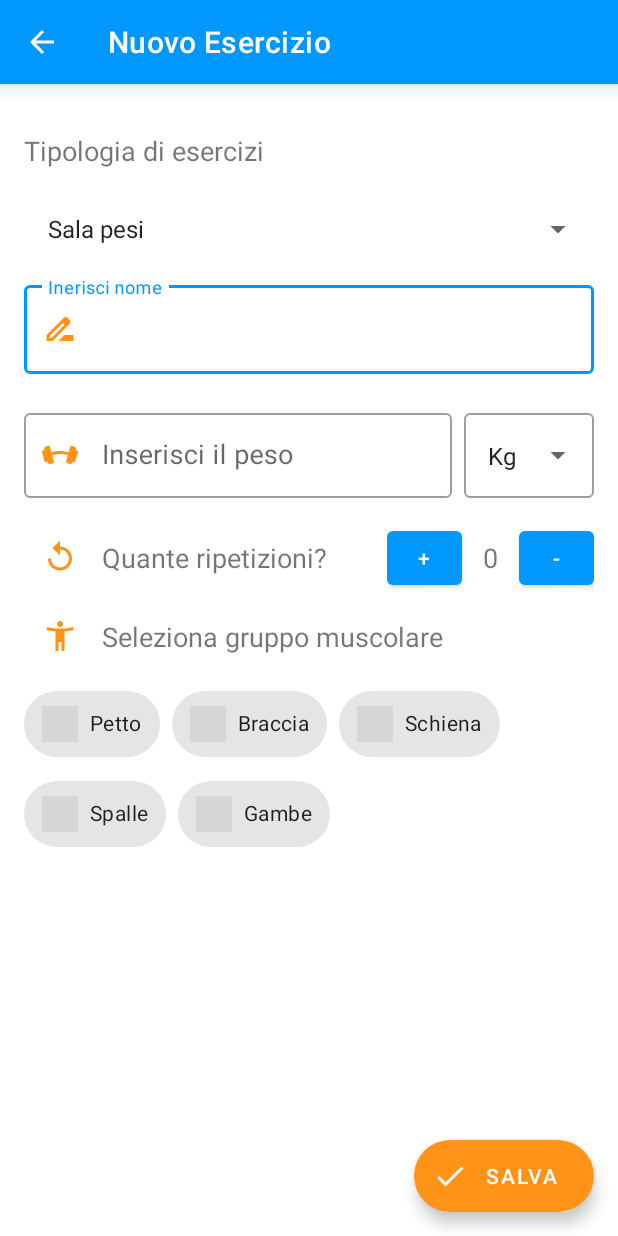
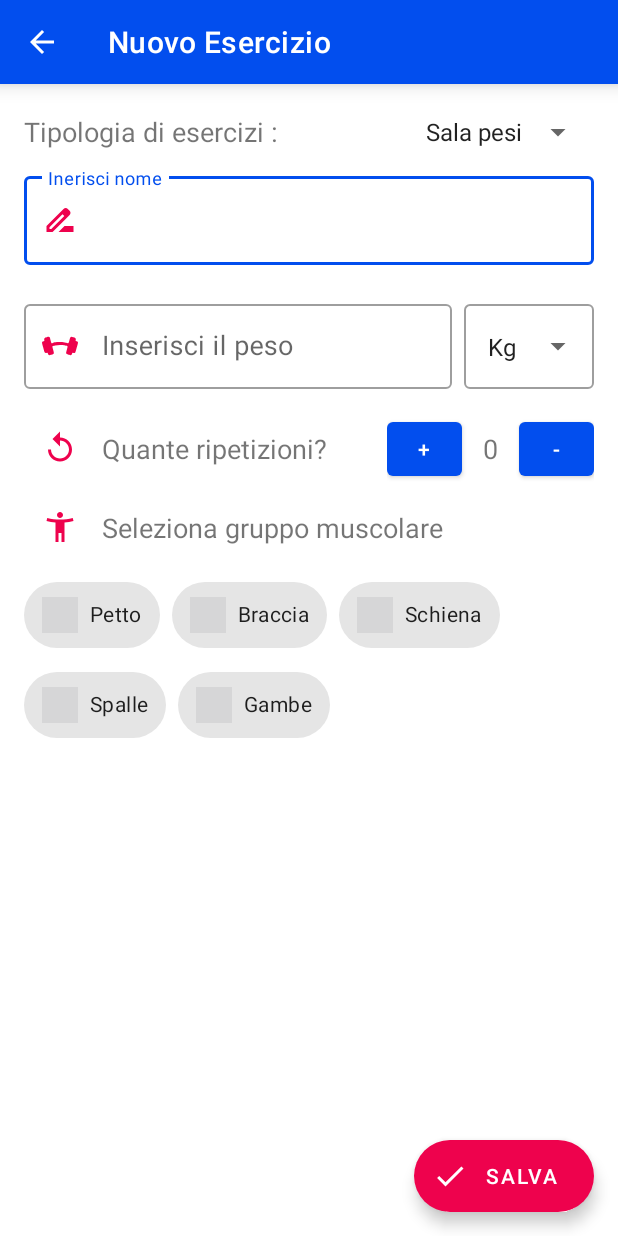
Before and after one commit to rberto4/fitnessapp_ingsw, an Android app: the screen it shows after launch (NuovoEsercizioActivity), after a tap on "AGGIUNGI", on a phone screen of 412 x 824 dp. Run offline under Robolectric (Android 15) with nearby library versions, the phone set to English and light mode, and no system bars.

Commit message:
Cambiamenti minori

```diff
--- a/app/src/main/java/com/ingsw/fitnessapp/activities/MainActivity.java
+++ b/app/src/main/java/com/ingsw/fitnessapp/activities/MainActivity.java
@@ -1,17 +1,27 @@
 package com.ingsw.fitnessapp.activities;
 
+import androidx.annotation.NonNull;
 import androidx.appcompat.app.AppCompatActivity;
 
 import android.content.Intent;
 import android.os.Bundle;
+import android.view.MenuItem;
 import android.view.View;
+import android.widget.FrameLayout;
 
+import com.google.android.material.bottomnavigation.BottomNavigationView;
 import com.google.android.material.floatingactionbutton.ExtendedFloatingActionButton;
+import com.google.android.material.navigation.NavigationBarView;
 import com.ingsw.fitnessapp.R;
+import com.ingsw.fitnessapp.fragments.FragmentEsercizi;
 
 public class MainActivity extends AppCompatActivity {
 
     ExtendedFloatingActionButton fab ;
+    FrameLayout frameLayout;
+    BottomNavigationView bottomNavigationView;
+    FragmentEsercizi fragmentEsercizi;
+
 
     @Override
     protected void onCreate(Bundle savedInstanceState) {
@@ -19,6 +29,12 @@ public class MainActivity extends AppCompatActivity {
         setContentView(R.layout.activity_main);
 
         fab = findViewById(R.id.id_mainactivity_fab);
+        frameLayout = findViewById(R.id.id_main_framelayout);
+        bottomNavigationView = findViewById(R.id.id_main_bottomnavigation);
+
+        fragmentEsercizi = new FragmentEsercizi();
+        getSupportFragmentManager().beginTransaction().replace(R.id.id_main_framelayout, fragmentEsercizi).commit();
+
 
         fab.setOnClickListener(new View.OnClickListener() {
             @Override
@@ -26,5 +42,20 @@ public class MainActivity extends AppCompatActivity {
                 startActivity(new Intent(MainActivity.this, NuovoEsercizioActivity.class));
             }
         });
+
+        bottomNavigationView.setOnItemSelectedListener(new NavigationBarView.OnItemSelectedListener() {
+            @Override
+            public boolean onNavigationItemSelected(@NonNull MenuItem item) { // metodo per risposta al tocco del bottom navigation view, il frame layout viene caricato con il fragment in base all'id
+
+                switch (item.getItemId()){
+                    case R.id.id_menu_bottomnavigationview_esercizi: {
+                        getSupportFragmentManager().beginTransaction().replace(R.id.id_main_framelayout,fragmentEsercizi).commit();
+
+                    }break;
+                }
+
+                return false;
+            }
+        });
     }
 }
--- a/app/src/main/java/com/ingsw/fitnessapp/activities/NuovoEsercizioActivity.java
+++ b/app/src/main/java/com/ingsw/fitnessapp/activities/NuovoEsercizioActivity.java
@@ -124,7 +124,6 @@ public class NuovoEsercizioActivity extends AppCompatActivity {
         gruppo_chips.setOnCheckedStateChangeListener(new ChipGroup.OnCheckedStateChangeListener() {
             @Override
             public void onCheckedChanged(@NonNull ChipGroup group, @NonNull List<Integer> checkedIds) {
-                chipId = checkedIds.get(0);
             }
         });
 
--- a/app/src/main/java/com/ingsw/fitnessapp/fragments/FragmentEsercizi.java
+++ b/app/src/main/java/com/ingsw/fitnessapp/fragments/FragmentEsercizi.java
@@ -3,6 +3,7 @@ package com.ingsw.fitnessapp.fragments;
 import android.os.Bundle;
 
 import androidx.fragment.app.Fragment;
+import androidx.recyclerview.widget.RecyclerView;
 
 import android.view.LayoutInflater;
 import android.view.View;
@@ -13,11 +14,18 @@ import com.ingsw.fitnessapp.R;
 
 public class FragmentEsercizi extends Fragment {
 
+
+    RecyclerView recyclerView;
+
     @Override
     public View onCreateView(LayoutInflater inflater, ViewGroup container,
                              Bundle savedInstanceState) {
         View v = inflater.inflate(R.layout.fragment_esercizi, container, false);
 
+        recyclerView = v.findViewById(R.id.id_rv_esercizi);
+
+
+
         return v;
     }
 }
--- a/app/src/main/res/layout/activity_nuovo_eseicizio.xml
+++ b/app/src/main/res/layout/activity_nuovo_eseicizio.xml
@@ -22,29 +22,35 @@
         app:titleTextColor="@android:color/white" />
 
 
-    <TextView
-        android:id="@+id/id_nuovoesercizio_spinner_tittle"
+    <RelativeLayout
+        android:id="@+id/id_nuovoesercizio_layoutspinner"
         android:layout_width="match_parent"
         android:layout_height="wrap_content"
-        android:text="Tipologia di esercizi"
-        android:layout_marginLeft="16dp"
-        android:layout_marginTop="32dp"
-        android:paddingBottom="16dp"
-        android:textSize="18sp"
-        app:layout_constraintTop_toBottomOf="@+id/id_nuovoesercizio_appbar"
-        />
-
-
-    <Spinner
-        android:id="@+id/id_nuovoesercizio_spinner"
-        style="@style/Widget.AppCompat.DropDownItem.Spinner"
-        android:layout_width="match_parent"
-        android:layout_height="48dp"
+        app:layout_constraintTop_toBottomOf="@id/id_nuovoesercizio_appbar"
         android:layout_marginLeft="16dp"
         android:layout_marginRight="16dp"
-        android:hapticFeedbackEnabled="true"
-        android:entries="@array/TipologiaEsercizi"
-        app:layout_constraintTop_toBottomOf="@+id/id_nuovoesercizio_spinner_tittle"></Spinner>
+        android:layout_marginTop="16dp"
+        >
+
+        <TextView
+            android:id="@+id/id_nuovoesercizio_spinner_tittle"
+            android:layout_width="wrap_content"
+            android:layout_height="wrap_content"
+            android:layout_centerVertical="true"
+            android:text="Tipologia di esercizi :"
+            android:textSize="18sp" />
+
+        <Spinner
+            android:id="@+id/id_nuovoesercizio_spinner"
+            style="@style/Widget.AppCompat.DropDownItem.Spinner"
+            android:layout_width="wrap_content"
+            android:layout_alignParentEnd="true"
+            android:entries="@array/TipologiaEsercizi"
+            android:hapticFeedbackEnabled="true"
+            android:layout_height="32dp">
+
+        </Spinner>
+    </RelativeLayout>
 
     <com.google.android.material.textfield.TextInputLayout
         android:id="@+id/id_nuovoesercizio_layoutinput_nome"
@@ -54,9 +60,9 @@
         android:layout_marginLeft="16dp"
         android:layout_marginRight="16dp"
         android:paddingTop="8dp"
+        app:errorContentDescription="Devi inserire il nome dell'esercizio"
         app:errorEnabled="true"
-        app:errorContentDescription="Devi inserire il nome dell'esercizio"
-        app:layout_constraintTop_toBottomOf="@id/id_nuovoesercizio_spinner"
+        app:layout_constraintTop_toBottomOf="@id/id_nuovoesercizio_layoutspinner"
         app:startIconDrawable="@drawable/icona_editnome"
         app:startIconTint="@color/arancio_500">
 
@@ -80,8 +86,7 @@
         app:layout_constraintRight_toLeftOf="@+id/id_nuovoesercizio_layout_udm"
         app:layout_constraintTop_toBottomOf="@id/id_nuovoesercizio_layoutinput_nome"
         app:startIconDrawable="@drawable/icona_esercizipesi"
-        app:startIconTint="@color/arancio_500"
-        >
+        app:startIconTint="@color/arancio_500">
 
         <com.google.android.material.textfield.TextInputEditText
             android:id="@+id/id_nuovoesercizio_peso"
@@ -153,26 +158,26 @@
             <Button
                 android:id="@+id/id_nuovoesercizio_piu"
                 android:layout_width="50dp"
+                android:layout_height="wrap_content"
                 android:clickable="true"
-                android:layout_height="wrap_content"
                 android:text="+" />
 
             <TextView
                 android:id="@+id/id_nuovoesercizio_ripetizioni"
                 android:layout_width="30dp"
                 android:layout_height="wrap_content"
+                android:layout_gravity="center"
                 android:layout_marginLeft="4dp"
                 android:layout_marginRight="4dp"
+                android:gravity="center"
                 android:text="0"
-                android:layout_gravity="center"
-                android:gravity="center"
                 android:textSize="18sp" />
 
             <Button
                 android:id="@+id/id_nuovoesercizio_meno"
                 android:layout_width="50dp"
+                android:layout_height="wrap_content"
                 android:clickable="true"
-                android:layout_height="wrap_content"
                 android:text="-" />
         </LinearLayout>
     </RelativeLayout>
@@ -183,11 +188,10 @@
         android:layout_width="match_parent"
         android:layout_height="wrap_content"
         android:layout_centerVertical="true"
-        android:layout_marginRight="16dp"
         android:layout_marginLeft="16dp"
         android:layout_marginTop="16dp"
-        app:layout_constraintTop_toBottomOf="@+id/id_nuovoesercizio_layoutrelative"
-        >
+        android:layout_marginRight="16dp"
+        app:layout_constraintTop_toBottomOf="@+id/id_nuovoesercizio_layoutrelative">
 
         <ImageView
             android:layout_width="wrap_content"
@@ -199,10 +203,9 @@
         <TextView
             android:layout_width="match_parent"
             android:layout_height="wrap_content"
+            android:layout_marginLeft="16dp"
             android:text="Seleziona gruppo muscolare"
-            android:layout_marginLeft="16dp"
-            android:textSize="18sp"
-            />
+            android:textSize="18sp" />
 
 
     </LinearLayout>
@@ -213,58 +216,59 @@
         android:layout_width="match_parent"
         android:layout_height="wrap_content"
         android:layout_marginLeft="16dp"
+        android:layout_marginTop="16dp"
         android:layout_marginRight="16dp"
-        android:layout_marginTop="16dp"
-        app:singleSelection="true"
         app:layout_constraintTop_toBottomOf="@+id/id_nuovoesercizio_layout_gruppi"
-        >
+        app:singleSelection="true">
 
         <com.google.android.material.chip.Chip
             android:id="@+id/id_nuovoesercizio_chip_petto"
+            style="@style/Widget.MaterialComponents.Chip.Choice"
             android:layout_width="wrap_content"
             android:layout_height="60dp"
-            style="@style/Widget.MaterialComponents.Chip.Choice"
+            android:text="Petto"
+            app:chipIcon="@drawable/muscle"
             app:chipIconVisible="true"
-            app:chipIcon="@drawable/muscle"
-            android:text="Petto"
             app:iconStartPadding="8dp" />
 
         <com.google.android.material.chip.Chip
             android:id="@+id/id_nuovoesercizio_chip_braccia"
+            style="@style/Widget.MaterialComponents.Chip.Choice"
             android:layout_width="wrap_content"
             android:layout_height="60dp"
-            style="@style/Widget.MaterialComponents.Chip.Choice"
+            android:text="Braccia"
+            app:chipIcon="@drawable/arm_muscle"
             app:chipIconVisible="true"
-            app:chipIcon="@drawable/arm_muscle"
-            android:text="Braccia"
             app:iconStartPadding="8dp" />
+
         <com.google.android.material.chip.Chip
             android:id="@+id/id_nuovoesercizio_chip_schiena"
+            style="@style/Widget.MaterialComponents.Chip.Choice"
             android:layout_width="wrap_content"
             android:layout_height="60dp"
-            style="@style/Widget.MaterialComponents.Chip.Choice"
+            android:text="Schiena"
+            app:chipIcon="@drawable/back"
             app:chipIconVisible="true"
-            app:chipIcon="@drawable/back"
-            android:text="Schiena"
             app:iconStartPadding="8dp" />
+
         <com.google.android.material.chip.Chip
             android:id="@+id/id_nuovoesercizio_chip_spalle"
+            style="@style/Widget.MaterialComponents.Chip.Choice"
             android:layout_width="wrap_content"
             android:layout_height="60dp"
-            style="@style/Widget.MaterialComponents.Chip.Choice"
+            android:text="Spalle"
+            app:chipIcon="@drawable/muscle"
             app:chipIconVisible="true"
-            app:chipIcon="@drawable/muscle"
-            android:text="Spalle"
             app:iconStartPadding="8dp" />
 
         <com.google.android.material.chip.Chip
             android:id="@+id/id_nuovoesercizio_chip_gambe"
+            style="@style/Widget.MaterialComponents.Chip.Choice"
             android:layout_width="wrap_content"
             android:layout_height="60dp"
-            style="@style/Widget.MaterialComponents.Chip.Choice"
+            android:text="Gambe"
+            app:chipIcon="@drawable/leg"
             app:chipIconVisible="true"
-            app:chipIcon="@drawable/leg"
-            android:text="Gambe"
             app:iconStartPadding="8dp" />
 
     </com.google.android.material.chip.ChipGroup>
--- a/app/src/main/res/values/colors.xml
+++ b/app/src/main/res/values/colors.xml
@@ -1,9 +1,9 @@
 <?xml version="1.0" encoding="utf-8"?>
 <resources>
-    <color name="azzurro_500">#0097ff</color>
-    <color name="azzurro_700">#1a74ff</color>
-    <color name="arancio_500">#ff9318</color>
-    <color name="arancio_700">#ffa31a</color>
+    <color name="azzurro_500">#024eee</color>
+    <color name="azzurro_700">#003ad6</color>
+    <color name="arancio_500">#ee024d</color>
+    <color name="arancio_700">#c90048</color>
     <color name="black">#FF000000</color>
     <color name="white">#FFFFFFFF</color>
     <color name="grey">#AAA9A9</color>
```
Also changed, not shown: app/src/main/res/layout/activity_main.xml (+11 -2 lines), app/src/main/res/layout/fragment_esercizi.xml (+23 -1 lines).
